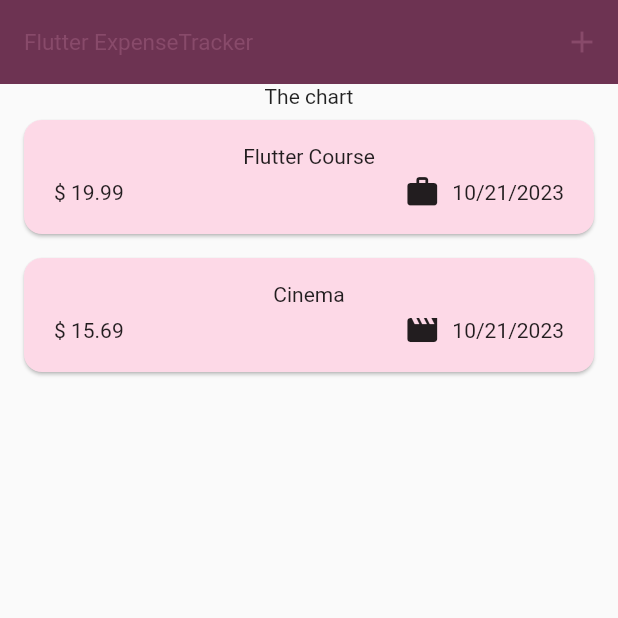
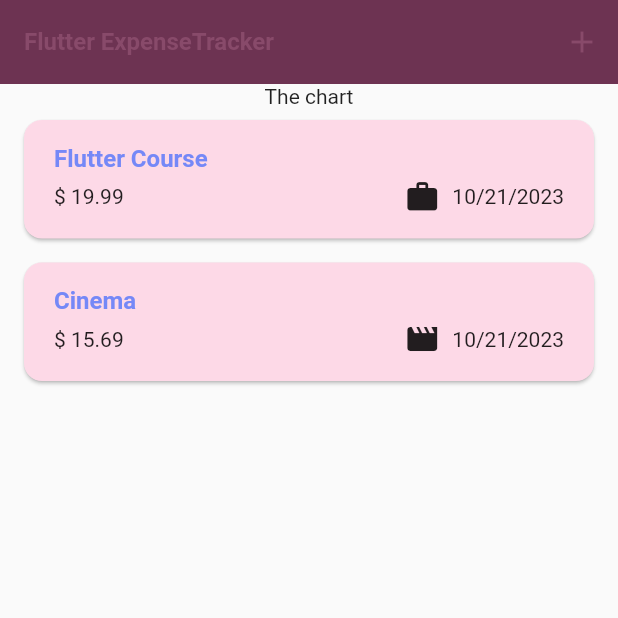
Before and after one commit to purbashis/expense_tracker, a Flutter app: the screen it shows after launch, on a phone screen of 412 x 824 dp, the top half of it. Run offline on Flutter 3.47's test engine with Material 2 defaults, Android fonts, the phone set to English and light mode, and no system bars.

Commit message:
using  theme data in widgets

```diff
--- a/expense_tracker/lib/main.dart
+++ b/expense_tracker/lib/main.dart
@@ -22,9 +22,9 @@ void main() {
         ),
         textTheme: ThemeData().textTheme.copyWith(
             titleLarge: TextStyle(
-                fontWeight: FontWeight.normal,
+                fontWeight: FontWeight.bold,
                 color: kColorScheme.onSecondaryContainer,
-                fontSize: 15)),
+                fontSize: 16)),
       ),
       home: const Expenses(),
     ),
--- a/expense_tracker/lib/widgets/expenses_list/expense_item.dart
+++ b/expense_tracker/lib/widgets/expenses_list/expense_item.dart
@@ -14,8 +14,11 @@ class ExpenseItem extends StatelessWidget {
           horizontal: 20,
           vertical: 16,
         ),
-        child: Column(children: [
-          Text(expense.title),
+        child: Column(
+          crossAxisAlignment: CrossAxisAlignment.start,
+          children: [
+          Text(expense.title,style: Theme.of(context).textTheme.titleLarge!.copyWith(color:Color.fromRGBO(117, 136, 247, 1)),),
+
           const SizedBox(height: 4),
           Row(
             children: [
--- a/expense_tracker/lib/widgets/expenses_list/expenses_list.dart
+++ b/expense_tracker/lib/widgets/expenses_list/expenses_list.dart
@@ -5,7 +5,8 @@ import 'package:flutter/material.dart';
 class ExpensesList extends StatelessWidget {
   const ExpensesList({
     super.key,
-    required this.expenses, required this.onRemoveExpense,
+    required this.expenses,
+    required this.onRemoveExpense,
   });
 
   final List<Expense> expenses;
@@ -16,6 +17,10 @@ class ExpensesList extends StatelessWidget {
     return ListView.builder(
       itemCount: expenses.length,
       itemBuilder: (ctx, index) => Dismissible(
+        background: Container(
+          color: Theme.of(context).colorScheme.error.withOpacity(0.75),
+          margin: EdgeInsets.symmetric(horizontal:Theme.of(context).cardTheme.margin!.horizontal),
+        ),
         key: ValueKey(expenses[index]),
         onDismissed: (direction) {
           onRemoveExpense(expenses[index]);
```
